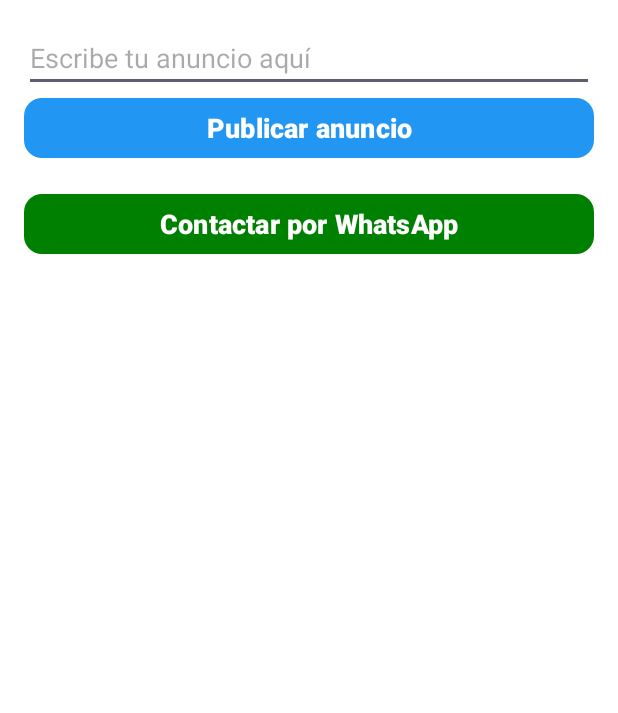
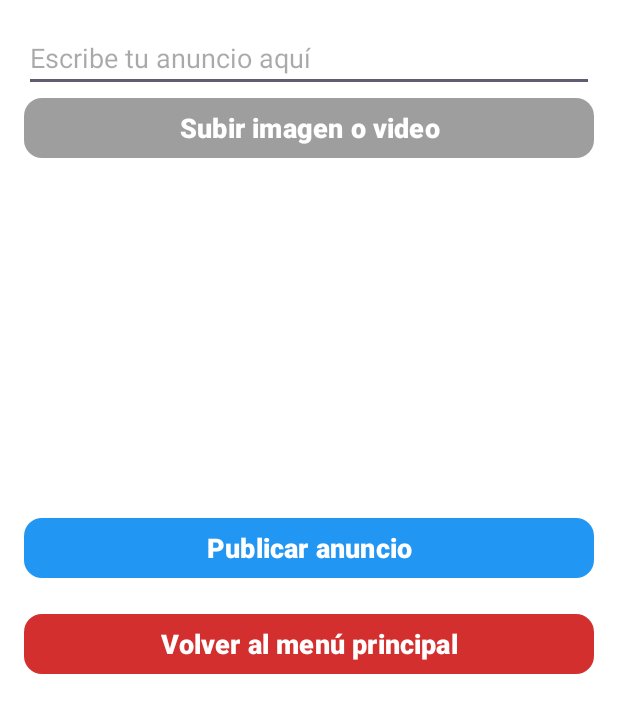
Before and after one commit to lemursoft75/conexion-de-oficios, an Android app: the PublicationActivity screen opened directly, with no data from a screen before it, after a tap on "Publicar anuncio", on a phone screen of 412 x 824 dp. Shown: the top 713 px of the screen. Run offline under Robolectric (Android 15) with nearby library versions, the phone set to English and light mode, and no system bars; our stand-ins replace Firebase (no records; nobody signed in at launch, a user with empty details on screens opened directly); pictures from the network do not load; 3 statements that could not run were skipped.

Commit message:
pendiente revisar visualizacion de anuncios

```diff
--- a/app/build.gradle.kts
+++ b/app/build.gradle.kts
@@ -56,6 +56,7 @@ dependencies {
 
     // Room Database
     implementation("androidx.room:room-runtime:2.6.1")
+    implementation(libs.firebase.storage.ktx)
     kapt("androidx.room:room-compiler:2.6.1")
     implementation("androidx.room:room-ktx:2.6.1")
 
--- a/app/src/main/java/com/javipena/conexiondeoficios/activities/PublicationActivity.kt
+++ b/app/src/main/java/com/javipena/conexiondeoficios/activities/PublicationActivity.kt
@@ -1,5 +1,6 @@
 package com.javipena.conexiondeoficios.activities
 
+import android.app.Activity
 import android.content.Intent
 import android.net.Uri
 import android.os.Bundle
@@ -7,13 +8,17 @@ import android.widget.*
 import androidx.appcompat.app.AppCompatActivity
 import com.google.firebase.auth.FirebaseAuth
 import com.google.firebase.database.FirebaseDatabase
+import com.google.firebase.storage.FirebaseStorage
 import com.javipena.conexiondeoficios.R
+
 
 class PublicationActivity : AppCompatActivity() {
     private lateinit var editAdText: EditText
     private lateinit var btnPublish: Button
-    private lateinit var btnWhatsApp: Button
+    private lateinit var btnUploadMedia: Button
+    private lateinit var imagePreview: ImageView
     private lateinit var auth: FirebaseAuth
+    private var mediaUri: Uri? = null
 
     override fun onCreate(savedInstanceState: Bundle?) {
         super.onCreate(savedInstanceState)
@@ -22,22 +27,80 @@ class PublicationActivity : AppCompatActivity() {
         auth = FirebaseAuth.getInstance()
         editAdText = findViewById(R.id.edit_ad_text)
         btnPublish = findViewById(R.id.btn_publish)
-        btnWhatsApp = findViewById(R.id.btn_whatsapp)
+        btnUploadMedia = findViewById(R.id.btn_upload_media)
+        imagePreview = findViewById(R.id.image_preview)
 
-        // 📌 Botón para publicar anuncio en Firebase
+        btnUploadMedia.setOnClickListener {
+            openFileChooser() // 📌 Permite seleccionar imagen o video
+        }
+
         btnPublish.setOnClickListener {
+            publishAd()
+        }
+    }
+
+    private fun openFileChooser() {
+        val intent = Intent(Intent.ACTION_GET_CONTENT)
+        intent.type = "image/* video/*"
+        startActivityForResult(intent, REQUEST_MEDIA_PICK)
+    }
+
+    override fun onActivityResult(requestCode: Int, resultCode: Int, data: Intent?) {
+        super.onActivityResult(requestCode, resultCode, data)
+        if (requestCode == REQUEST_MEDIA_PICK && resultCode == Activity.RESULT_OK) {
+            mediaUri = data?.data
+            imagePreview.setImageURI(mediaUri) // 📌 Vista previa si es imagen
+        }
+    }
+
+    private fun publishAd() {
         val adText = editAdText.text.toString()
-            val userId = auth.currentUser?.uid
+        val userId = auth.currentUser?.uid ?: return
 
+        FirebaseDatabase.getInstance().getReference("Users").child(userId).get()
+            .addOnSuccessListener { userSnapshot ->
+                val phone = userSnapshot.child("phone").value.toString()
+                val latitude = userSnapshot.child("latitude").value.toString()
+                val longitude = userSnapshot.child("longitude").value.toString()
+
+                if (mediaUri != null) {
+                    uploadMediaAndSaveAd(userId, adText, phone, latitude, longitude)
+                } else {
+                    saveAdData(userId, adText, phone, latitude, longitude, null)
+                }
+            }
+            .addOnFailureListener {
+                Toast.makeText(this, "❌ Error al obtener datos del usuario", Toast.LENGTH_SHORT).show()
+            }
+    }
+
+    private fun uploadMediaAndSaveAd(userId: String, adText: String, phone: String, latitude: String, longitude: String) {
+        val storageRef = FirebaseStorage.getInstance().reference.child("ads/$userId")
+        val uploadTask = storageRef.putFile(mediaUri!!)
+
+        uploadTask.addOnSuccessListener {
+            storageRef.downloadUrl.addOnSuccessListener { mediaUrl ->
+                saveAdData(userId, adText, phone, latitude, longitude, mediaUrl.toString())
+            }
+        }.addOnFailureListener {
+            Toast.makeText(this, "❌ Error al subir imagen/video", Toast.LENGTH_SHORT).show()
+        }
+    }
+
+
+
+    private fun saveAdData(userId: String, adText: String, phone: String, latitude: String, longitude: String, mediaUrl: String?) {
         val adData = hashMapOf(
             "contractorId" to userId,
             "adText" to adText,
-                "latitude" to "20.97",
-                "longitude" to "-89.62"
+            "phone" to phone,
+            "latitude" to latitude,
+            "longitude" to longitude,
+            "mediaUrl" to (mediaUrl ?: "")
         )
 
         FirebaseDatabase.getInstance().getReference("Ads")
-                .child(userId!!)
+            .child(userId)
             .setValue(adData)
             .addOnSuccessListener {
                 Toast.makeText(this, "✅ Anuncio publicado", Toast.LENGTH_SHORT).show()
@@ -47,12 +110,7 @@ class PublicationActivity : AppCompatActivity() {
             }
     }
 
-        // 📌 Botón para abrir WhatsApp
-        btnWhatsApp.setOnClickListener {
-            val phoneNumber = "+521234567890" // 📌 Número del contratista, obténlo de Firebase
-            val intent = Intent(Intent.ACTION_VIEW)
-            intent.data = Uri.parse("https://wa.me/$phoneNumber")
-            startActivity(intent)
+    companion object {
+        const val REQUEST_MEDIA_PICK = 1001
     }
 }
-}
--- a/app/src/main/res/layout/activity_publication.xml
+++ b/app/src/main/res/layout/activity_publication.xml
@@ -20,6 +20,32 @@
         app:layout_constraintStart_toStartOf="parent"
         app:layout_constraintEnd_toEndOf="parent"/>
 
+    <!-- Botón para subir imagen/video -->
+    <com.google.android.material.button.MaterialButton
+        android:id="@+id/btn_upload_media"
+        android:layout_width="match_parent"
+        android:layout_height="wrap_content"
+        android:text="Subir imagen o video"
+        android:textSize="18sp"
+        android:textStyle="bold"
+        app:backgroundTint="@color/gray"
+        app:cornerRadius="12dp"
+        android:textColor="@color/white"
+        app:layout_constraintTop_toBottomOf="@id/edit_ad_text"
+        app:layout_constraintStart_toStartOf="parent"
+        app:layout_constraintEnd_toEndOf="parent"/>
+
+    <!-- Vista previa de imagen/video -->
+    <ImageView
+        android:id="@+id/image_preview"
+        android:layout_width="match_parent"
+        android:layout_height="200dp"
+        android:scaleType="centerCrop"
+        android:layout_marginTop="16dp"
+        app:layout_constraintTop_toBottomOf="@id/btn_upload_media"
+        app:layout_constraintStart_toStartOf="parent"
+        app:layout_constraintEnd_toEndOf="parent"/>
+
     <!-- Botón para publicar anuncio -->
     <com.google.android.material.button.MaterialButton
         android:id="@+id/btn_publish"
@@ -31,19 +57,20 @@
         app:backgroundTint="@color/blue"
         app:cornerRadius="12dp"
         android:textColor="@color/white"
-        app:layout_constraintTop_toBottomOf="@id/edit_ad_text"
+        android:layout_marginTop="16dp"
+        app:layout_constraintTop_toBottomOf="@id/image_preview"
         app:layout_constraintStart_toStartOf="parent"
         app:layout_constraintEnd_toEndOf="parent"/>
 
-    <!-- Botón para WhatsApp -->
+    <!-- Botón para volver al menú principal -->
     <com.google.android.material.button.MaterialButton
-        android:id="@+id/btn_whatsapp"
+        android:id="@+id/btn_back_to_menu"
         android:layout_width="match_parent"
         android:layout_height="wrap_content"
-        android:text="Contactar por WhatsApp"
+        android:text="Volver al menú principal"
         android:textSize="18sp"
         android:textStyle="bold"
-        app:backgroundTint="@color/green"
+        app:backgroundTint="@color/red"
         app:cornerRadius="12dp"
         android:textColor="@color/white"
         android:layout_marginTop="16dp"
--- a/gradle/libs.versions.toml
+++ b/gradle/libs.versions.toml
@@ -13,6 +13,7 @@ activity = "1.10.1"
 constraintlayout = "2.2.0"
 playServicesMaps = "19.2.0"
 roomRuntime = "2.7.1"
+firebaseStorageKtx = "21.0.2"
 
 [libraries]
 androidx-core-ktx = { group = "androidx.core", name = "core-ktx", version.ref = "coreKtx" }
@@ -29,6 +30,7 @@ material = { group = "com.google.android.material", name = "material", version.r
 androidx-activity = { group = "androidx.activity", name = "activity", version.ref = "activity" }
 androidx-constraintlayout = { group = "androidx.constraintlayout", name = "constraintlayout", version.ref = "constraintlayout" }
 play-services-maps = { module = "com.google.android.gms:play-services-maps", version.ref = "playServicesMaps" }
+firebase-storage-ktx = { group = "com.google.firebase", name = "firebase-storage-ktx", version.ref = "firebaseStorageKtx" }
 
 [plugins]
 android-application = { id = "com.android.application", version.ref = "agp" }
```
Lines whose indentation alone changed are shown as unchanged.
